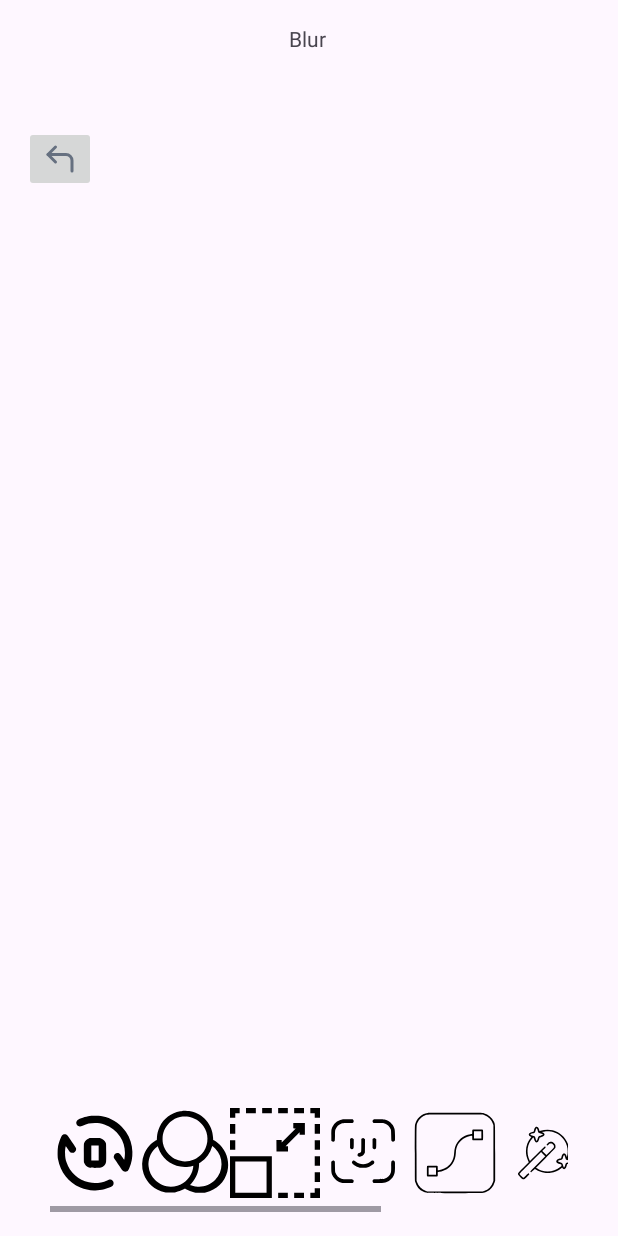
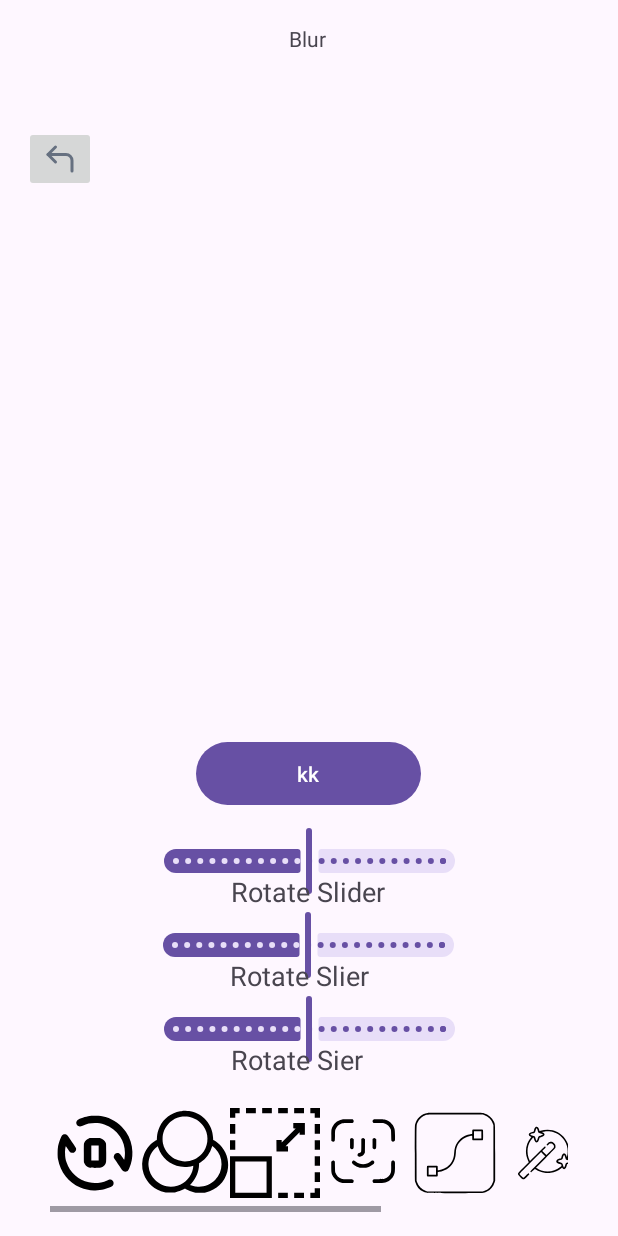
Before and after one commit to mikhaylov1gor/MobileDevHits, an Android app: the BlurActivity screen opened directly, with no data from a screen before it, on a phone screen of 412 x 824 dp. Run offline under Robolectric (Android 15) with nearby library versions, the phone set to English and light mode, and no system bars; 1 statement that could not run was skipped.

```diff
--- a/app/src/main/java/com/hitsmobiledev/mobiledevhits/RotateActivity.kt
+++ b/app/src/main/java/com/hitsmobiledev/mobiledevhits/RotateActivity.kt
@@ -1,9 +1,13 @@
 package com.hitsmobiledev.mobiledevhits
 
+import android.graphics.Bitmap
+import android.graphics.Color
 import android.net.Uri
 import android.os.Bundle
 import android.widget.ImageView
 import androidx.activity.enableEdgeToEdge
+import kotlin.math.abs
+import kotlin.math.exp
 
 class RotateActivity : BaseFiltersActivity() {
     private lateinit var imageView: ImageView
@@ -18,4 +22,6 @@ class RotateActivity : BaseFiltersActivity() {
         val imageUri = intent.getParcelableExtra<Uri>("currentPhoto")
         imageView.setImageURI(imageUri)
     }
+
+
 }
--- a/app/src/main/res/layout/activity_blur.xml
+++ b/app/src/main/res/layout/activity_blur.xml
@@ -8,16 +8,16 @@
 
     <ImageView
         android:id="@+id/currentPhoto"
-        android:layout_width="300dp"
-        android:layout_height="500dp"
+        android:layout_width="220dp"
+        android:layout_height="354dp"
         android:contentDescription="@string/photo"
         android:scaleType="fitCenter"
         app:layout_constraintBottom_toBottomOf="parent"
         app:layout_constraintEnd_toEndOf="parent"
-        app:layout_constraintHorizontal_bias="0.495"
+        app:layout_constraintHorizontal_bias="0.497"
         app:layout_constraintStart_toStartOf="parent"
         app:layout_constraintTop_toTopOf="parent"
-        app:layout_constraintVertical_bias="0.389"
+        app:layout_constraintVertical_bias="0.274"
         tools:srcCompat="@tools:sample/avatars" />
 
     <TextView
@@ -30,4 +30,99 @@
         app:layout_constraintHorizontal_bias="0.498"
         app:layout_constraintStart_toStartOf="parent"
         app:layout_constraintTop_toTopOf="parent" />
+
+    <com.google.android.material.button.MaterialButton
+        android:id="@+id/rotate_button"
+        android:layout_width="150dp"
+        android:layout_height="50dp"
+        android:layout_marginTop="8dp"
+        android:text="kk"
+        app:layout_constraintEnd_toEndOf="parent"
+        app:layout_constraintHorizontal_bias="0.498"
+        app:layout_constraintStart_toStartOf="parent"
+        app:layout_constraintTop_toBottomOf="@+id/currentPhoto" />
+
+    <com.google.android.material.slider.Slider
+        android:id="@+id/rotate_slider"
+        android:layout_width="222dp"
+        android:layout_height="49dp"
+        android:layout_marginTop="9dp"
+        android:stepSize="1"
+        android:value="180"
+        android:valueFrom="0"
+        android:valueTo="360"
+        app:layout_constraintEnd_toEndOf="parent"
+        app:layout_constraintStart_toStartOf="parent"
+        app:layout_constraintTop_toBottomOf="@+id/rotate_button"
+        tools:ignore="MissingConstraints" />
+
+
+    <com.google.android.material.slider.Slider
+        android:id="@+id/rotate_slier"
+        android:layout_width="222dp"
+        android:layout_height="49dp"
+        android:layout_marginTop="8dp"
+        android:stepSize="1"
+        android:value="180"
+        android:valueFrom="0"
+
+        android:valueTo="360"
+        app:layout_constraintEnd_toEndOf="parent"
+        app:layout_constraintHorizontal_bias="0.497"
+        app:layout_constraintStart_toStartOf="parent"
+        app:layout_constraintTop_toBottomOf="@+id/rotate_slider"
+        tools:ignore="MissingConstraints" />
+
+    <com.google.android.material.slider.Slider
+        android:id="@+id/rotate_sier"
+        android:layout_width="222dp"
+        android:layout_height="49dp"
+        android:layout_marginTop="8dp"
+        android:stepSize="1"
+        android:value="180"
+        android:valueFrom="0"
+
+        android:valueTo="360"
+        app:layout_constraintEnd_toEndOf="parent"
+        app:layout_constraintHorizontal_bias="0.502"
+        app:layout_constraintStart_toStartOf="parent"
+        app:layout_constraintTop_toBottomOf="@+id/rotate_slier"
+        tools:ignore="MissingConstraints" />
+
+    <TextView
+        android:id="@+id/rotateSliderLabel"
+        android:layout_width="wrap_content"
+        android:layout_height="wrap_content"
+        android:layout_marginTop="32dp"
+        android:text="Rotate Slider"
+        android:textSize="18sp"
+        app:layout_constraintEnd_toEndOf="parent"
+        app:layout_constraintHorizontal_bias="0.498"
+        app:layout_constraintStart_toStartOf="parent"
+        app:layout_constraintTop_toTopOf="@id/rotate_slider" />
+
+    <TextView
+        android:id="@+id/rotateSlierLabel"
+        android:layout_width="wrap_content"
+        android:layout_height="wrap_content"
+        android:layout_marginTop="32dp"
+        android:text="Rotate Slier"
+        android:textSize="18sp"
+        app:layout_constraintEnd_toEndOf="parent"
+        app:layout_constraintHorizontal_bias="0.481"
+        app:layout_constraintStart_toStartOf="parent"
+        app:layout_constraintTop_toTopOf="@id/rotate_slier" />
+
+    <TextView
+        android:id="@+id/rotateSierLabel"
+        android:layout_width="wrap_content"
+        android:layout_height="wrap_content"
+        android:layout_marginTop="32dp"
+        android:text="Rotate Sier"
+        android:textSize="18sp"
+        app:layout_constraintEnd_toEndOf="parent"
+        app:layout_constraintHorizontal_bias="0.475"
+        app:layout_constraintStart_toStartOf="parent"
+        app:layout_constraintTop_toTopOf="@id/rotate_sier" />
+
 </androidx.constraintlayout.widget.ConstraintLayout>
```
